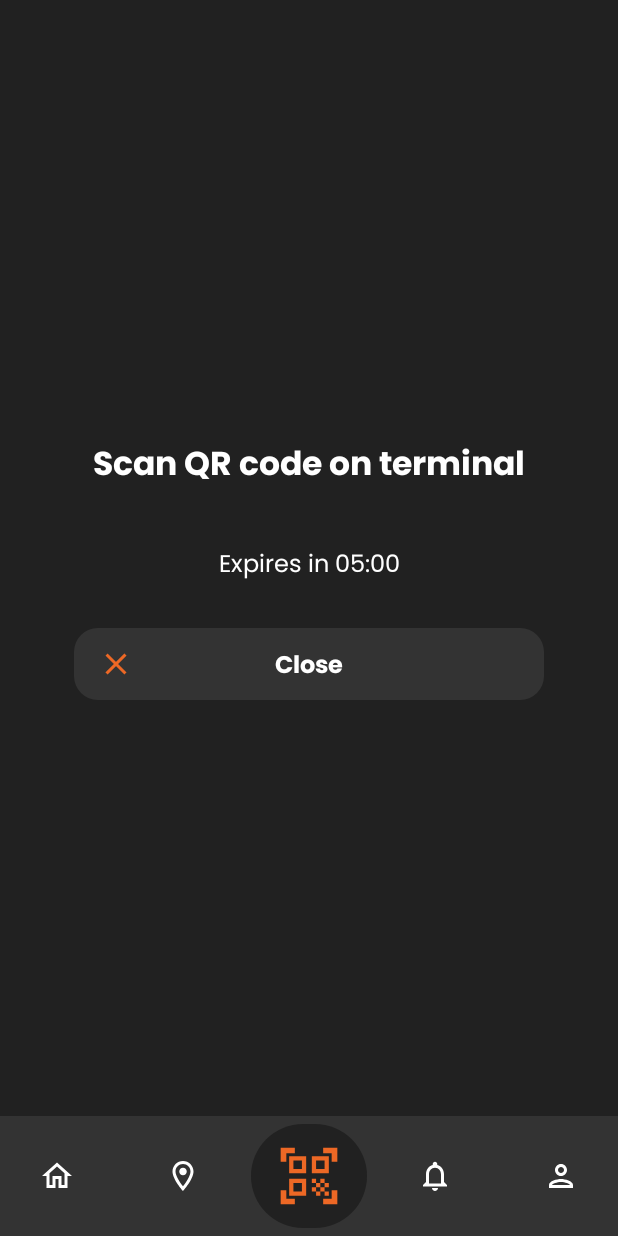
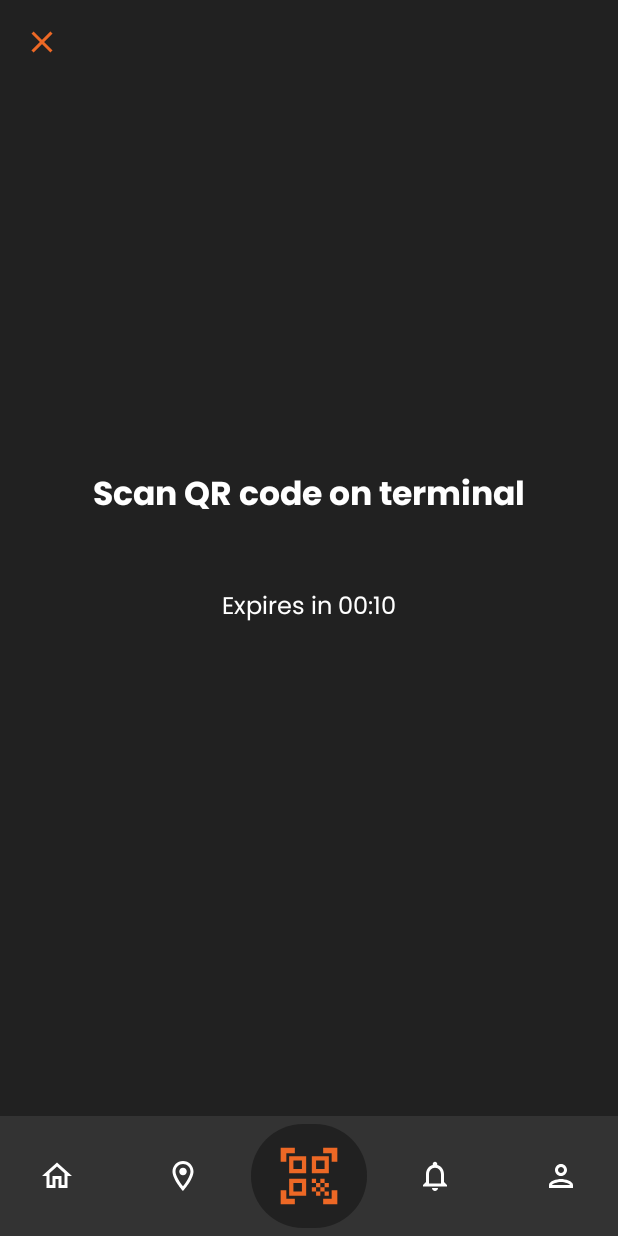
Before and after one commit to BoskoZlatanovicRAF/CarWash_UserApp, an Android app built with Jetpack Compose: the qrScreen screen opened through its navigation route, on a phone screen of 412 x 824 dp. Run offline under Robolectric (Android 15) with nearby library versions, the phone set to English and light mode, and no system bars; our stand-ins replace Dagger/Hilt's generated code, Room's generated code.

Commit message:
QR screen updated

```diff
--- a/app/src/main/java/com/example/payten_windowsxp_userapp/Login/LoginScreenViewModel.kt
+++ b/app/src/main/java/com/example/payten_windowsxp_userapp/Login/LoginScreenViewModel.kt
@@ -34,6 +34,7 @@ class LoginScreenViewModel @Inject constructor(
     fun setEvent(event: LoginScreenContract.LoginScreenUiEvent) = viewModelScope.launch { events.emit(event) }
 
     init {
+        //addTransactions()
         observeEvents()
     }
 
--- a/app/src/main/java/com/example/payten_windowsxp_userapp/Navigation/ScreenManager.kt
+++ b/app/src/main/java/com/example/payten_windowsxp_userapp/Navigation/ScreenManager.kt
@@ -34,7 +34,7 @@ fun ScreenManager() {
     ){ paddingValue ->
         NavHost(
             navController = navController,
-            startDestination = "login",
+            startDestination = "userHomeScreen",
             modifier = Modifier.padding(paddingValue)
         ) {
             logIn(
--- a/app/src/main/java/com/example/payten_windowsxp_userapp/Users/user/QR/GenerateQRContract.kt
+++ b/app/src/main/java/com/example/payten_windowsxp_userapp/Users/user/QR/GenerateQRContract.kt
@@ -10,8 +10,12 @@ interface GenerateQRContract {
         val firstName: String = "",
         val membership: String = "Gold",
         val discount: Double = 0.1,
-        val timeRemaining: Int = 300,
+        val timeRemaining: Int = 10,
         val qrBitmap: Bitmap? = null,
         val qrExpired: Boolean = false
     )
+
+    sealed class GenerateQREvent {
+        object RegenerateQrCode : GenerateQREvent()
+    }
 }
--- a/app/src/main/java/com/example/payten_windowsxp_userapp/Users/user/QR/GenerateQRScreen.kt
+++ b/app/src/main/java/com/example/payten_windowsxp_userapp/Users/user/QR/GenerateQRScreen.kt
@@ -49,26 +49,48 @@ fun NavGraphBuilder.generateQRScreen(
     val state = generateQRViewModel.state.collectAsState()
     GenerateQRScreen(
         state = state.value,
-        onBackClick = onBackClick
+        onBackClick = onBackClick,
+        eventPublisher = {
+            generateQRViewModel.setEvent(it);
+        }
     )
 }
 
 @Composable
 fun GenerateQRScreen(
     state: GenerateQRContract.GenerateQRState,
-    onBackClick: () -> Unit
+    onBackClick: () -> Unit,
+    eventPublisher: (uiEvent: GenerateQRContract.GenerateQREvent) -> Unit
 ) {
+    Box(
+        modifier = Modifier
+            .fillMaxSize()
+            .background(Color(0xFF212121))
+    ) {
+        // Ikona za povratak ("X") u gornjem levom uglu
+        Box(
+            modifier = Modifier
+                .align(Alignment.TopStart) // Poravnanje u gornji levi ugao
+                .padding(16.dp) // Margina od ivice ekrana
+                .clickable { onBackClick() } // Povratak na prethodni ekran
+        ) {
+            Icon(
+                painter = painterResource(id = R.drawable.ic_close), // Ikona "X"
+                contentDescription = "Close",
+                tint = Color(0xFFED6825),
+                modifier = Modifier.size(24.dp)
+            )
+        }
+
         if (state.loading) {
-        CircularProgressIndicator(modifier = Modifier.fillMaxSize())
+            CircularProgressIndicator(modifier = Modifier.align(Alignment.Center))
         } else {
             Column(
                 modifier = Modifier
-                .fillMaxSize()
-                .background(Color(0xFF212121)),
+                    .fillMaxSize(),
                 verticalArrangement = Arrangement.Center,
                 horizontalAlignment = Alignment.CenterHorizontally
             ) {
-            // Tekst iznad QR koda
                 Text(
                     text = if (!state.qrExpired) "Scan QR code on terminal" else "QR Code Expired",
                     style = poppinsBold.copy(
@@ -78,7 +100,6 @@ fun GenerateQRScreen(
                     modifier = Modifier.padding(top = 16.dp, bottom = 32.dp)
                 )
 
-            // QR Code ili poruka o isteku
                 if (!state.qrExpired) {
                     state.qrBitmap?.let { bitmap ->
                         Image(
@@ -90,28 +111,7 @@ fun GenerateQRScreen(
                         )
                     }
                 } else {
-                Text(
-                    text = "QR Code nije dostupan.",
-                    style = poppinsRegular.copy(
-                        fontSize = MaterialTheme.typography.bodyMedium.fontSize,
-                        color = Color.Gray
-                    )
-                )
-            }
-
-            // Prikaz preostalog vremena
-            if (!state.qrExpired) {
-                Text(
-                    text = "Expires in ${formatTime(state.timeRemaining)}",
-                    style = poppinsRegular.copy(
-                        fontSize = MaterialTheme.typography.bodyLarge.fontSize,
-                        color = Color.White
-                    ),
-                    modifier = Modifier.padding(top = 8.dp, bottom = 32.dp)
-                )
-            }
-
-            // Dugme za zatvaranje
+                    Spacer(modifier = Modifier.height(16.dp))
                     Row(
                         modifier = Modifier
                             .padding(horizontal = 32.dp)
@@ -119,14 +119,14 @@ fun GenerateQRScreen(
                                 color = Color(0xFF333333),
                                 shape = MaterialTheme.shapes.large
                             )
-                    .clickable { onBackClick() }
+                            .clickable { eventPublisher(GenerateQRContract.GenerateQREvent.RegenerateQrCode) }
                             .height(48.dp)
                             .fillMaxWidth(0.9f),
                         verticalAlignment = Alignment.CenterVertically
                     ) {
                         Icon(
-                    painter = painterResource(id = R.drawable.ic_close),
-                    contentDescription = "Close Icon",
+                            painter = painterResource(id = R.drawable.baseline_refresh_24),
+                            contentDescription = "Refresh QR Code",
                             tint = Color(0xFFED6825),
                             modifier = Modifier
                                 .padding(start = 16.dp)
@@ -140,11 +140,25 @@ fun GenerateQRScreen(
                             contentAlignment = Alignment.Center
                         ) {
                             Text(
-                        text = "Close",
+                                text = "Regenerate QR",
                                 style = poppinsBold.copy(
                                     fontSize = MaterialTheme.typography.bodyLarge.fontSize,
                                     color = Color.White
                                 )
+                            )
+                        }
+                    }
+                }
+
+                if (!state.qrExpired) {
+                    Spacer(modifier = Modifier.height(8.dp))
+                    Text(
+                        text = "Expires in ${formatTime(state.timeRemaining)}",
+                        style = poppinsRegular.copy(
+                            fontSize = MaterialTheme.typography.bodyLarge.fontSize,
+                            color = Color.White
+                        ),
+                        modifier = Modifier.padding(top = 8.dp, bottom = 32.dp)
                     )
                 }
             }
--- a/app/src/main/java/com/example/payten_windowsxp_userapp/Users/user/userhomescreen/UserHomeScreen.kt
+++ b/app/src/main/java/com/example/payten_windowsxp_userapp/Users/user/userhomescreen/UserHomeScreen.kt
@@ -217,7 +217,7 @@ fun UserHomeScreen(
                                 Color(0xFF333333),
                                 shape = MaterialTheme.shapes.medium
                             ) // Grey pozadina
-                            .padding(horizontal = 16.dp, vertical = 12.dp) // Unutrašnji razmak
+                            .padding(horizontal = 16.dp, vertical = 10.dp) // Unutrašnji razmak
                     ) {
                         // Leva strana - opis i datum u koloni
                         Column(
@@ -247,7 +247,7 @@ fun UserHomeScreen(
                 }
             }
 
-            Spacer(modifier = Modifier.weight(0.1f)) // Prostor na dnu za balansiranje sadržaja
+            //Spacer(modifier = Modifier.weight(0.1f)) // Prostor na dnu za balansiranje sadržaja
         }
     }
 }
--- /dev/null
+++ b/app/src/main/res/drawable/baseline_refresh_24.xml
@@ -0,0 +1,5 @@
+<vector xmlns:android="http://schemas.android.com/apk/res/android" android:height="24dp" android:tint="#ED6825" android:viewportHeight="24" android:viewportWidth="24" android:width="24dp">
+
+    <path android:fillColor="@android:color/white" android:pathData="M17.65,6.35C16.2,4.9 14.21,4 12,4c-4.42,0 -7.99,3.58 -7.99,8s3.57,8 7.99,8c3.73,0 6.84,-2.55 7.73,-6h-2.08c-0.82,2.33 -3.04,4 -5.65,4 -3.31,0 -6,-2.69 -6,-6s2.69,-6 6,-6c1.66,0 3.14,0.69 4.22,1.78L13,11h7V4l-2.35,2.35z"/>
+
+</vector>
```
Also changed, not shown: app/src/main/java/com/example/payten_windowsxp_userapp/Users/user/QR/GenerateQRViewModel.kt (+38 -1 lines). Lines whose indentation alone changed are shown as unchanged.
